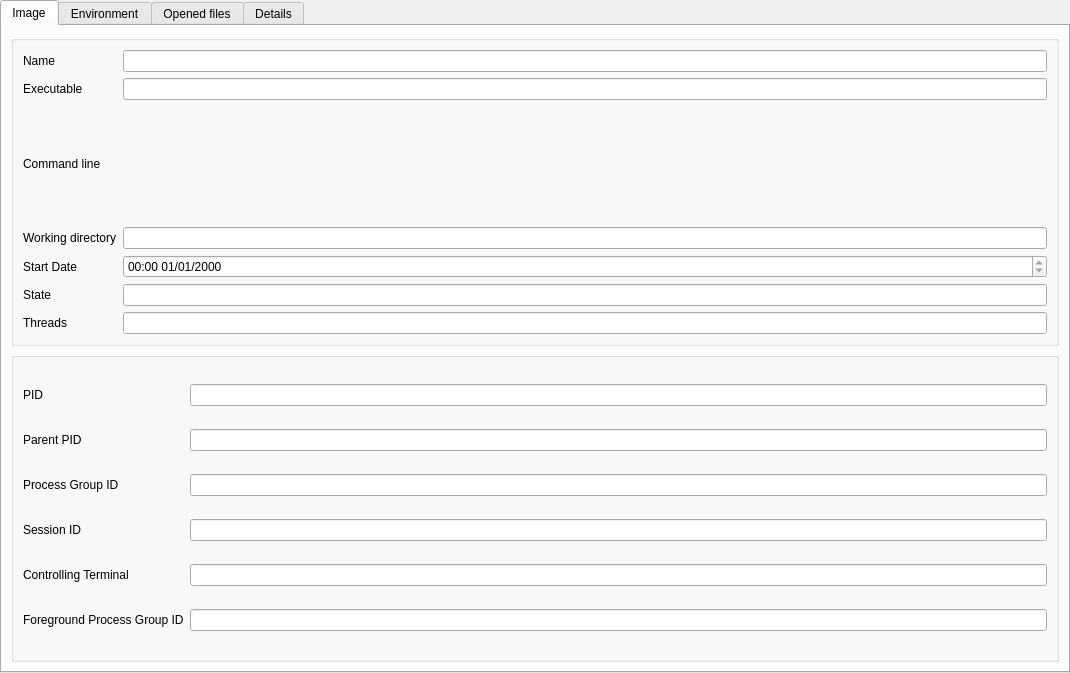
Qt form src/processdetailview.ui (Wenzel/kmonitor) before a commit.
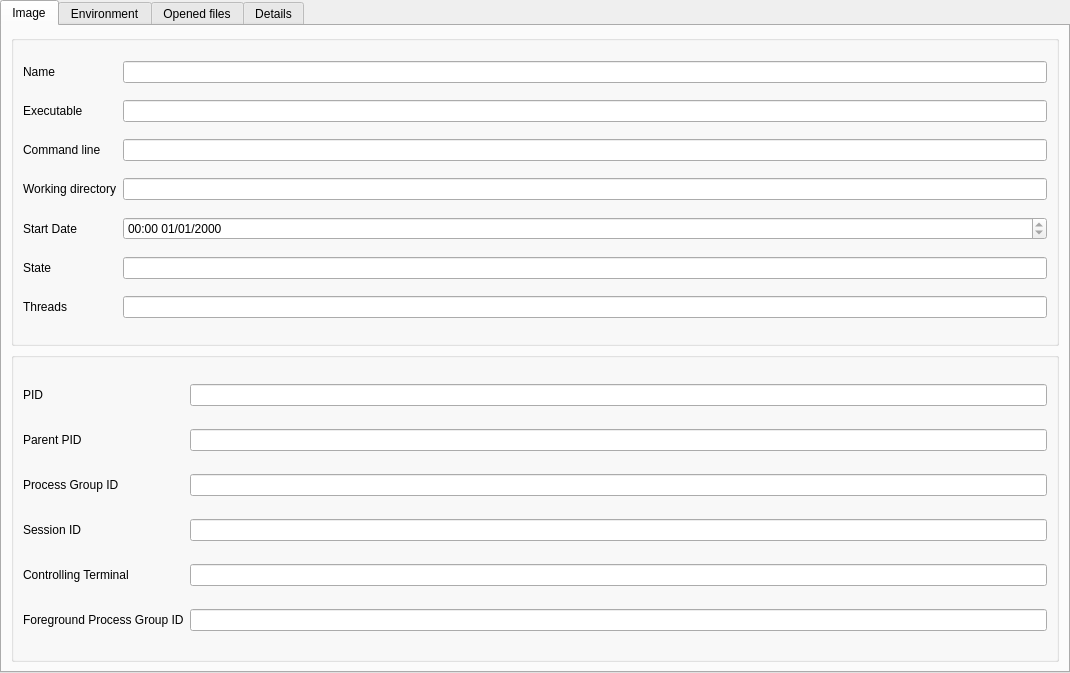
The same form after that commit. The open tabs and pages were chosen to show the change.

```diff
--- a/src/processdetailview.ui
+++ b/src/processdetailview.ui
@@ -109,9 +109,6 @@
          </property>
         </widget>
        </item>
-       <item row="2" column="2">
-        <layout class="QHBoxLayout" name="horizontalLayout_cmdline"/>
-       </item>
        <item row="6" column="0">
         <widget class="QLabel" name="label_25">
          <property name="text">
@@ -122,6 +119,9 @@
        <item row="6" column="2">
         <widget class="QLineEdit" name="lineEdit_num_threads"/>
        </item>
+       <item row="2" column="2">
+        <widget class="QLineEdit" name="lineEdit_cmdline"/>
+       </item>
       </layout>
      </widget>
     </item>
```
Left out of the diff: 2 changed lines with no effect on the pictures.
